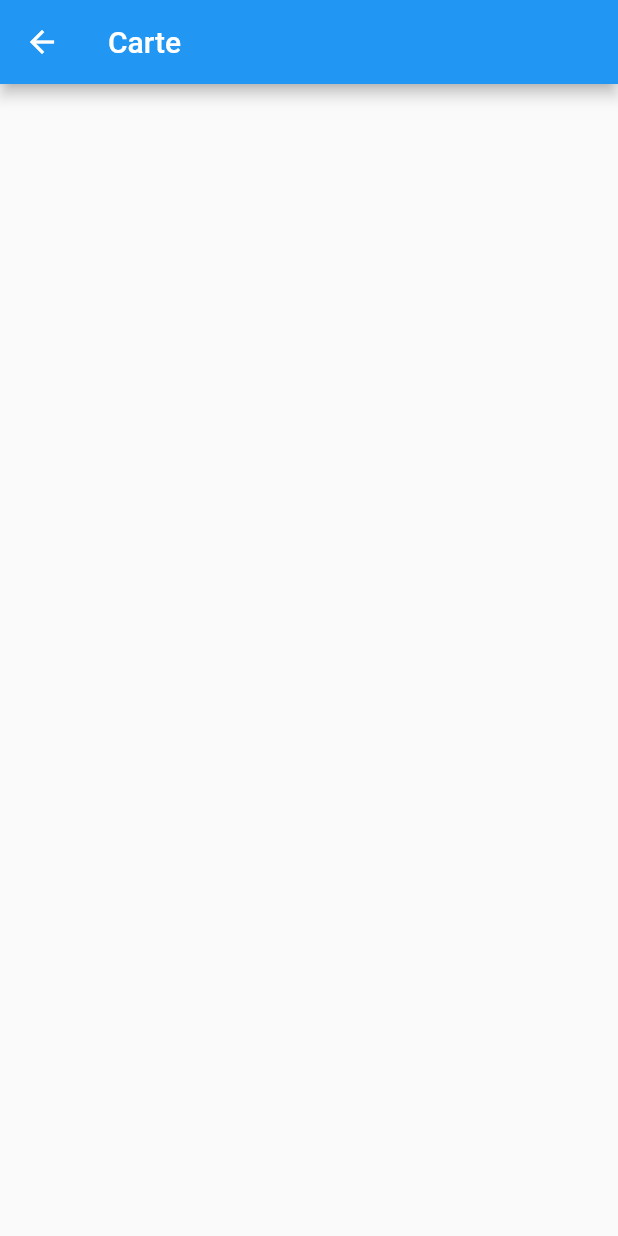
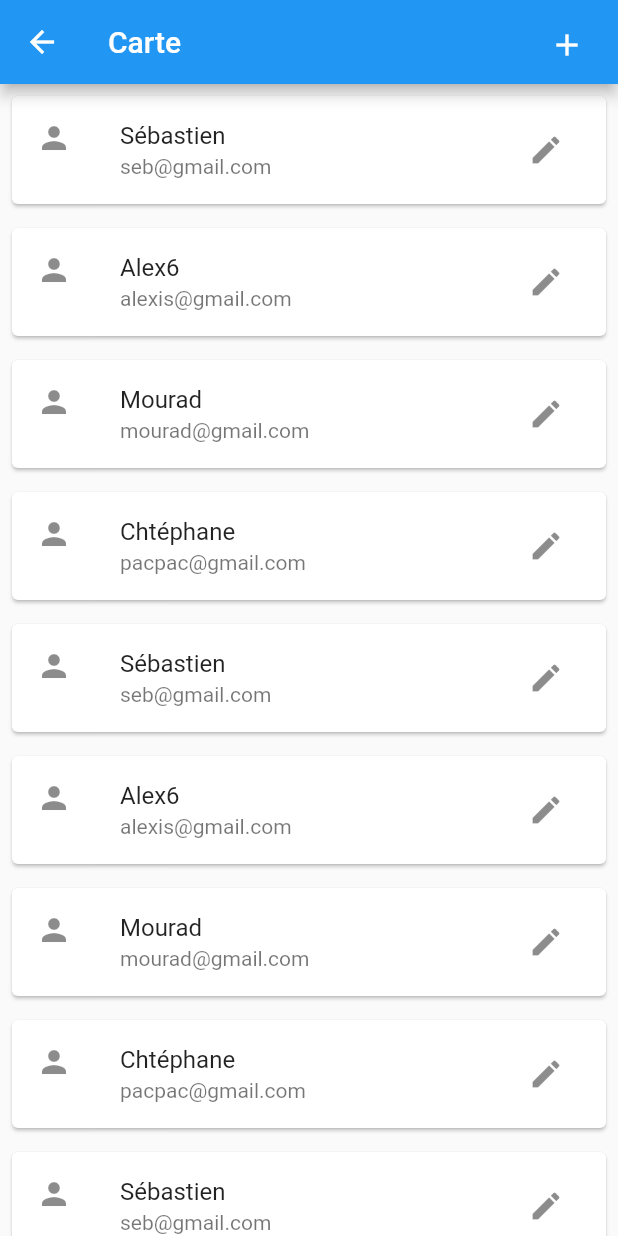
Before and after one commit to Sebastien-Lechat/flutter_april, a Flutter app: the Carte screen opened directly, on a phone screen of 412 x 824 dp. Run offline on Flutter 3.47's test engine with Material 2 defaults, Android fonts, the phone set to English and light mode, and no system bars; our stand-ins replace rflutter_alert; network calls fail.

Commit message:
user card list

```diff
--- a/lib/carte.dart
+++ b/lib/carte.dart
@@ -1,4 +1,5 @@
 import 'package:flutter/material.dart';
+import 'package:flutter_april/models/user_model.dart';
 
 class Carte extends StatefulWidget {
   const Carte({Key? key}) : super(key: key);
@@ -8,12 +9,54 @@ class Carte extends StatefulWidget {
 }
 
 class _CarteState extends State<Carte> {
+  List<User> users = [
+    User("Sébastien", "123456", "seb@gmail.com"),
+    User("Alex6", "1234567", "alexis@gmail.com"),
+    User("Mourad", "12345678", "mourad@gmail.com"),
+    User("Chtéphane", "123456789", "pacpac@gmail.com"),
+    User("Sébastien", "123456", "seb@gmail.com"),
+    User("Alex6", "1234567", "alexis@gmail.com"),
+    User("Mourad", "12345678", "mourad@gmail.com"),
+    User("Chtéphane", "123456789", "pacpac@gmail.com"),
+    User("Sébastien", "123456", "seb@gmail.com"),
+    User("Alex6", "1234567", "alexis@gmail.com"),
+    User("Mourad", "12345678", "mourad@gmail.com"),
+    User("Chtéphane", "123456789", "pacpac@gmail.com"),
+  ];
+
   @override
   Widget build(BuildContext context) {
     return Scaffold(
       appBar: AppBar(
         title: const Text("Carte"),
+        actions: [
+          Padding(
+            padding: const EdgeInsets.all(10.0),
+            child: IconButton(
+              onPressed: () => true,
+              icon: const Icon(Icons.add),
+            ),
+          )
+        ],
       ),
+      body: ListView.builder(
+          itemCount: users.length,
+          itemBuilder: (context, index) {
+            return Padding(
+              padding: const EdgeInsets.all(4),
+              child: Card(
+                child: ListTile(
+                  leading: const Icon(Icons.person),
+                  title: Text(users[index].name),
+                  subtitle: Text(users[index].email),
+                  trailing: IconButton(
+                    icon: const Icon(Icons.edit),
+                    onPressed: () => true,
+                  ),
+                ),
+              ),
+            );
+          }),
     );
   }
 }
--- /dev/null
+++ b/lib/models/user_model.dart
@@ -0,0 +1,7 @@
+class User {
+  String name;
+  String password;
+  String email;
+
+  User(this.name, this.password, this.email);
+}
```
